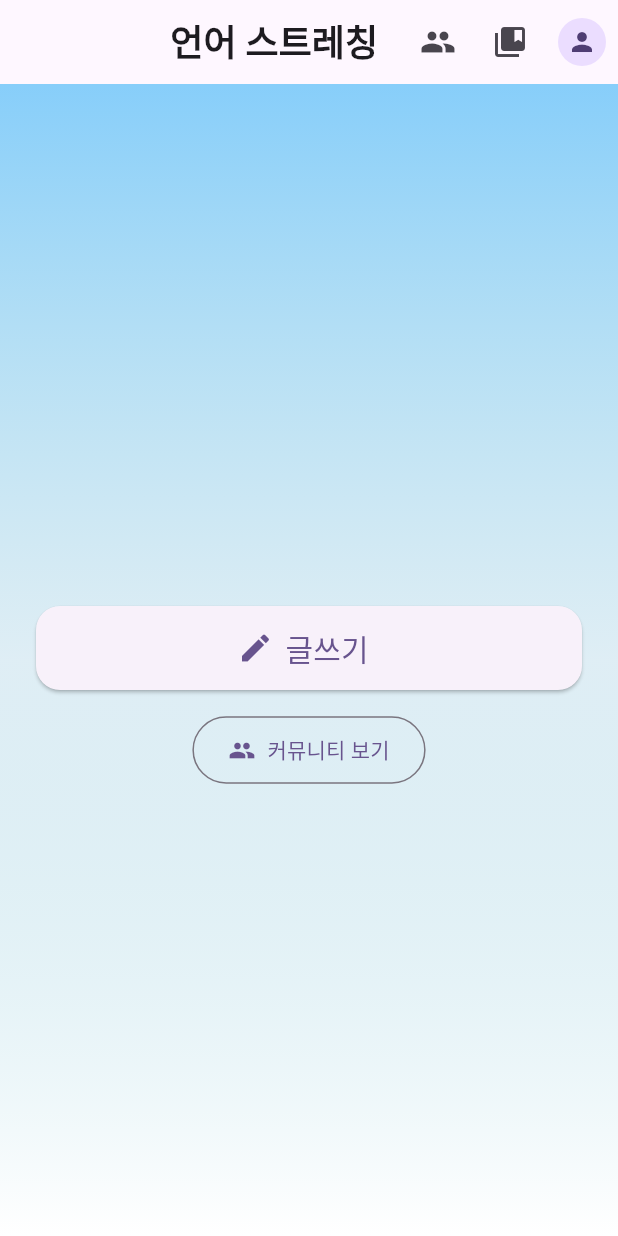
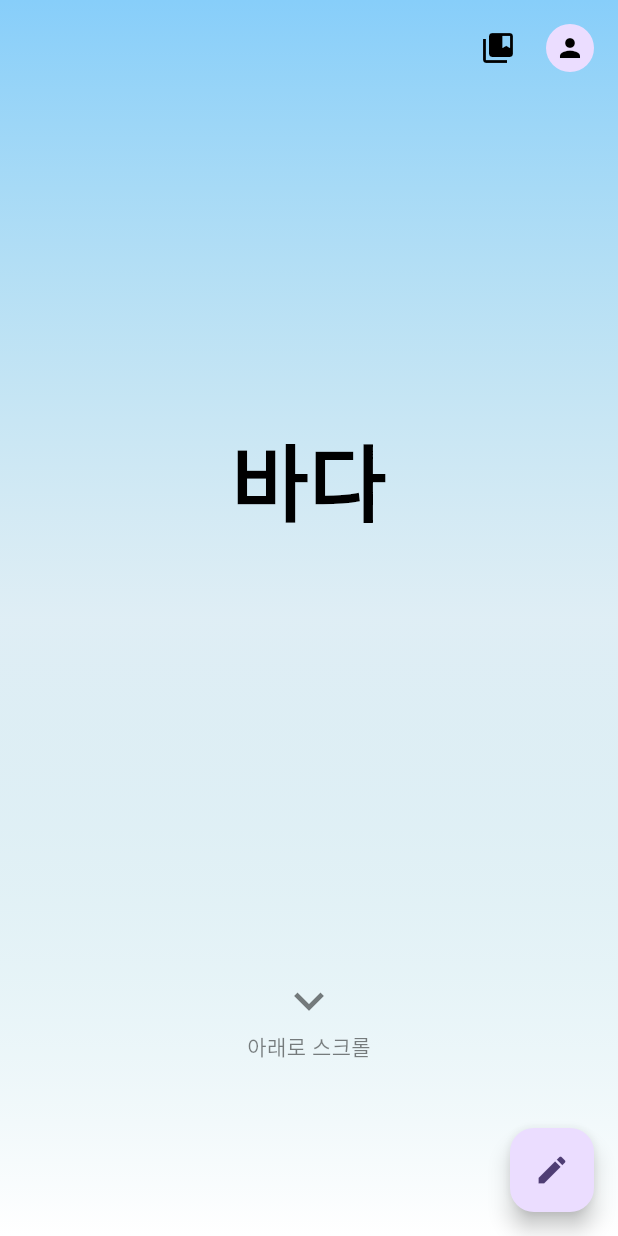
Before and after one commit to DDooTTaa/freshline, a Flutter app: the HomeScreen screen opened directly, on a phone screen of 412 x 824 dp. Run offline on Flutter 3.47's test engine with Material 3 defaults, Android fonts, the phone set to English and light mode, and no system bars; our stand-ins replace cloud_firestore, firebase_auth, firebase_core, google_sign_in, shared_preferences, sqflite; accounts and stored records are empty; generated files the repository leaves out were written again; Roboto replaces fonts that are missing (NotoSansKR).

Commit message:
Upgrade Main Design

```diff
--- a/lib/screens/home_screen.dart
+++ b/lib/screens/home_screen.dart
@@ -23,6 +23,7 @@ class _HomeScreenState extends State<HomeScreen> {
   bool _isLoadingWord = true;
   bool _isLoadingWordInProgress = false; // 중복 호출 방지
   String? _cachedDate; // 캐시된 날짜
+  final PageController _pageController = PageController(initialPage: 0);
   List<Color> _gradientColors = [
     Color.fromRGBO(135, 206, 250, 1.0), // 기본 하늘색
     Color.fromRGBO(176, 224, 230, 0.5), // 기본 파란색 (연하게)
@@ -74,8 +75,13 @@ class _HomeScreenState extends State<HomeScreen> {
   Color _getTextColorForBackground(Color backgroundColor) {
     // 색상의 밝기 계산 (0.0 ~ 1.0)
     final brightness = backgroundColor.computeLuminance();
+    // 디버깅: 밝기 값 출력
+    print(
+        '배경색: R=${backgroundColor.red}, G=${backgroundColor.green}, B=${backgroundColor.blue}');
+    print('밝기(luminance): $brightness');
+    print('선택된 텍스트 색상: ${brightness > 0.5 ? "검정" : "하양"}');
     // 밝기가 0.5보다 크면 검정, 작으면 하양
-    return brightness > 0.5 ? Colors.black : Colors.white;
+    return brightness > 0.3 ? Colors.black : Colors.white;
   }
 
   // 단어 풀이 없으면 초기화
@@ -251,31 +257,42 @@ class _HomeScreenState extends State<HomeScreen> {
   }
 
   @override
+  void dispose() {
+    _pageController.dispose();
+    super.dispose();
+  }
+
+  @override
   Widget build(BuildContext context) {
     return Scaffold(
-      appBar: AppBar(
-        title: const Text(
-          '언어 스트레칭',
-          style: TextStyle(
-            fontWeight: FontWeight.bold,
-            fontSize: 24,
+      extendBody: true, // FloatingActionButton이 body 영역을 확장하도록
+      body: PageView(
+        controller: _pageController,
+        scrollDirection: Axis.vertical,
+        children: [
+          // 첫 번째 페이지: 홈 화면
+          Stack(
+            children: [
+              // 전체 화면 배경
+              Container(
+                width: MediaQuery.of(context).size.width,
+                height: MediaQuery.of(context).size.height,
+                decoration: BoxDecoration(
+                  gradient: LinearGradient(
+                    begin: Alignment.topCenter,
+                    end: Alignment.bottomCenter,
+                    colors: _gradientColors,
                   ),
                 ),
-        centerTitle: true,
-        elevation: 0,
-        actions: [
-          IconButton(
-            icon: const Icon(Icons.people),
-            onPressed: () {
-              Navigator.push(
-                context,
-                MaterialPageRoute(
-                  builder: (context) => const CommunityScreen(),
               ),
-              );
-            },
-            tooltip: '커뮤니티',
-          ),
+              // 상단 네비게이션 버튼들
+              SafeArea(
+                bottom: false,
+                child: Padding(
+                  padding: const EdgeInsets.all(8.0),
+                  child: Row(
+                    mainAxisAlignment: MainAxisAlignment.end,
+                    children: [
                       IconButton(
                         icon: const Icon(Icons.collections_bookmark),
                         onPressed: () {
@@ -287,17 +304,25 @@ class _HomeScreenState extends State<HomeScreen> {
                           );
                         },
                         tooltip: '내 작품 모아보기',
+                        color: _getTextColorForBackground(_gradientColors[0]),
                       ),
                       PopupMenuButton<String>(
                         icon: CircleAvatar(
                           radius: 16,
-              backgroundImage: _userInfo['photo']?.isNotEmpty == true
+                          backgroundImage:
+                              _userInfo['photo']?.isNotEmpty == true
                                   ? NetworkImage(_userInfo['photo']!)
                                   : null,
                           child: _userInfo['photo']?.isEmpty != false
-                  ? const Icon(Icons.person, size: 20)
+                              ? Icon(
+                                  Icons.person,
+                                  size: 20,
+                                  color: _getTextColorForBackground(
+                                      _gradientColors[0]),
+                                )
                               : null,
                         ),
+                        color: Theme.of(context).colorScheme.surface,
                         onSelected: (value) async {
                           if (value == 'logout') {
                             _signOut();
@@ -311,7 +336,8 @@ class _HomeScreenState extends State<HomeScreen> {
                               enabled: false,
                               child: Text(
                                 _userInfo['name']!,
-                    style: const TextStyle(fontWeight: FontWeight.bold),
+                                style: const TextStyle(
+                                    fontWeight: FontWeight.bold),
                               ),
                             ),
                           if (_userInfo['email']?.isNotEmpty == true)
@@ -321,7 +347,9 @@ class _HomeScreenState extends State<HomeScreen> {
                                 _userInfo['email']!,
                                 style: TextStyle(
                                   fontSize: 12,
-                      color: Theme.of(context).colorScheme.onSurfaceVariant,
+                                  color: Theme.of(context)
+                                      .colorScheme
+                                      .onSurfaceVariant,
                                 ),
                               ),
                             ),
@@ -351,44 +379,102 @@ class _HomeScreenState extends State<HomeScreen> {
                       ),
                     ],
                   ),
-      body: Container(
-        decoration: BoxDecoration(
-          gradient: LinearGradient(
-            begin: Alignment.topCenter,
-            end: Alignment.bottomCenter,
-            colors: _gradientColors,
                 ),
               ),
-        child: SafeArea(
+              // 콘텐츠
+              SafeArea(
+                bottom: false, // 하단 SafeArea 비활성화하여 플로팅 버튼 영역까지 배경 표시
+                child: SizedBox(
+                  width: double.infinity,
+                  height: double.infinity,
                   child: Padding(
-            padding: const EdgeInsets.all(24.0),
+                    padding: const EdgeInsets.only(
+                      top: 24.0,
+                      left: 24.0,
+                      right: 24.0,
+                      bottom: 100.0, // 플로팅 버튼 공간 확보
+                    ),
                     child: Column(
                       mainAxisAlignment: MainAxisAlignment.center,
                       children: [
                         const Spacer(),
+                        // 글감 (오늘의 단어)
+                        if (_isLoadingWord)
+                          CircularProgressIndicator(
+                            color:
+                                _getTextColorForBackground(_gradientColors[0]),
+                          )
+                        else if (_currentWord.isNotEmpty)
+                          Text(
+                            _currentWord,
+                            style: TextStyle(
+                              fontSize: 56,
+                              fontWeight: FontWeight.bold,
+                              color: _getTextColorForBackground(
+                                  _gradientColors[0]),
+                            ),
+                          ),
+                        const SizedBox(height: 32),
+                        // 예시 문장
                         if (_todayExample != null && _todayExample!.isNotEmpty)
                           Padding(
-                    padding: const EdgeInsets.symmetric(horizontal: 24.0),
+                            padding:
+                                const EdgeInsets.symmetric(horizontal: 24.0),
                             child: Text(
                               _todayExample!,
                               textAlign: TextAlign.center,
                               style: TextStyle(
                                 fontSize: 20,
                                 height: 1.6,
-                        color: _getTextColorForBackground(_gradientColors[0])
+                                color: _getTextColorForBackground(
+                                        _gradientColors[0])
                                     .withOpacity(0.7), // 투명도 적용
                               ),
                             ),
-                  )
-                else if (_isLoadingWord)
-                  CircularProgressIndicator(
-                    color: _getTextColorForBackground(_gradientColors[0]),
                           ),
-                const SizedBox(height: 48),
-                SizedBox(
-                  width: double.infinity,
-                  height: 56,
-                  child: ElevatedButton.icon(
+                        const Spacer(),
+                        // 아래로 스크롤 화살표
+                        GestureDetector(
+                          onTap: () {
+                            _pageController.nextPage(
+                              duration: const Duration(milliseconds: 300),
+                              curve: Curves.easeInOut,
+                            );
+                          },
+                          child: Column(
+                            children: [
+                              Icon(
+                                Icons.keyboard_arrow_down,
+                                size: 40,
+                                color: _getTextColorForBackground(
+                                        _gradientColors[0])
+                                    .withOpacity(0.5),
+                              ),
+                              Text(
+                                '아래로 스크롤',
+                                style: TextStyle(
+                                  fontSize: 14,
+                                  color: _getTextColorForBackground(
+                                          _gradientColors[0])
+                                      .withOpacity(0.5),
+                                ),
+                              ),
+                            ],
+                          ),
+                        ),
+                        const SizedBox(height: 16),
+                      ],
+                    ),
+                  ),
+                ),
+              ),
+            ],
+          ),
+          // 두 번째 페이지: 커뮤니티 화면
+          const CommunityScreen(),
+        ],
+      ),
+      floatingActionButton: FloatingActionButton(
         onPressed: () {
           Navigator.push(
             context,
@@ -399,43 +485,9 @@ class _HomeScreenState extends State<HomeScreen> {
             ),
           );
         },
-                    icon: const Icon(Icons.edit, size: 24),
-                    label: const Text(
-                      '글쓰기',
-                      style: TextStyle(fontSize: 20),
+        child: const Icon(Icons.edit),
       ),
-                    style: ElevatedButton.styleFrom(
-                      shape: RoundedRectangleBorder(
-                        borderRadius: BorderRadius.circular(16),
-                      ),
-                    ),
-                  ),
-                ),
-                const SizedBox(height: 16),
-                OutlinedButton.icon(
-                  onPressed: () {
-                    Navigator.push(
-                      context,
-                      MaterialPageRoute(
-                        builder: (context) => const CommunityScreen(),
-                      ),
-                    );
-                  },
-                  icon: const Icon(Icons.people),
-                  label: const Text('커뮤니티 보기'),
-                  style: OutlinedButton.styleFrom(
-                    padding: const EdgeInsets.symmetric(
-                      horizontal: 24,
-                      vertical: 12,
-                    ),
-                  ),
-                ),
-                const Spacer(),
-              ],
-            ),
-          ),
-        ),
-      ),
+      floatingActionButtonLocation: FloatingActionButtonLocation.endFloat,
     );
   }
 }
```
Lines whose indentation alone changed are shown as unchanged.
